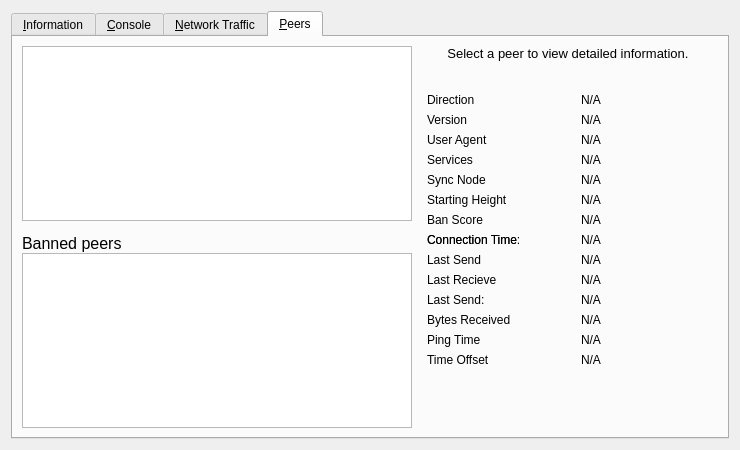
MinuteManReserve/mmr-core, file src/qt/forms/rpcconsole.ui: the form before one commit.
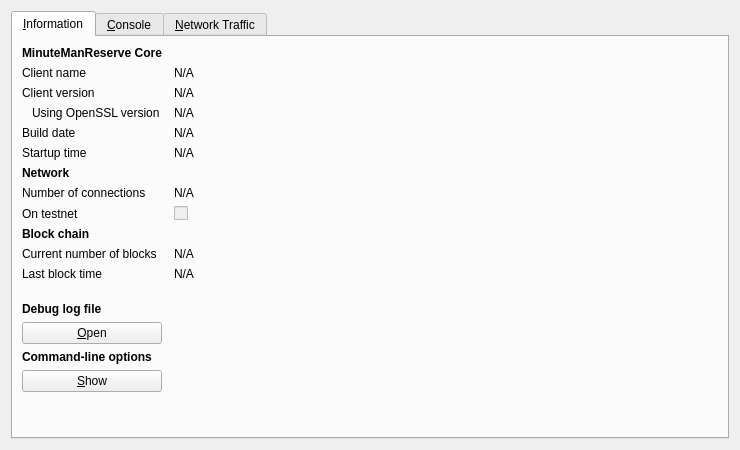
The form after the commit. The open tabs and pages were chosen to show the change. Icons and pictures are not drawn. Custom widgets are drawn as their Qt base class.

The edit to the form file:
```diff
--- a/src/qt/forms/rpcconsole.ui
+++ b/src/qt/forms/rpcconsole.ui
@@ -1,7 +1,7 @@
 <?xml version="1.0" encoding="UTF-8"?>
 <ui version="4.0">
  <class>RPCConsole</class>
- <widget class="QWidget" name="RPCConsole">
+ <widget class="QDialog" name="RPCConsole">
   <property name="geometry">
    <rect>
     <x>0</x>
@@ -36,7 +36,7 @@
           </font>
          </property>
          <property name="text">
-          <string>General</string>
+          <string>MinuteManReserve Core</string>
          </property>
         </widget>
        </item>
@@ -172,14 +172,14 @@
         </widget>
        </item>
        <item row="7" column="0">
-        <widget class="QLabel" name="label_8">
+        <widget class="QLabel" name="label_7">
          <property name="text">
-          <string>Name</string>
+          <string>Number of connections</string>
          </property>
         </widget>
        </item>
        <item row="7" column="1">
-        <widget class="QLabel" name="networkName">
+        <widget class="QLabel" name="numberOfConnections">
          <property name="cursor">
           <cursorShape>IBeamCursor</cursorShape>
          </property>
@@ -195,43 +195,23 @@
         </widget>
        </item>
        <item row="8" column="0">
-        <widget class="QLabel" name="masternodeCountLabel">
+        <widget class="QLabel" name="label_8">
          <property name="text">
-          <string>Number of Masternodes</string>
+          <string>On testnet</string>
          </property>
         </widget>
        </item>
        <item row="8" column="1">
-        <widget class="QLabel" name="masternodeCount">
+        <widget class="QCheckBox" name="isTestNet">
+         <property name="enabled">
+          <bool>false</bool>
+         </property>
          <property name="text">
-          <string>N/A</string>
+          <string/>
          </property>
         </widget>
        </item>
        <item row="9" column="0">
-        <widget class="QLabel" name="label_7">
-         <property name="text">
-          <string>Number of connections</string>
-         </property>
-        </widget>
-       </item>
-       <item row="9" column="1">
-        <widget class="QLabel" name="numberOfConnections">
-         <property name="cursor">
-          <cursorShape>IBeamCursor</cursorShape>
-         </property>
-         <property name="text">
-          <string>N/A</string>
-         </property>
-         <property name="textFormat">
-          <enum>Qt::PlainText</enum>
-         </property>
-         <property name="textInteractionFlags">
-          <set>Qt::LinksAccessibleByMouse|Qt::TextSelectableByKeyboard|Qt::TextSelectableByMouse</set>
-         </property>
-        </widget>
-       </item>
-       <item row="10" column="0">
         <widget class="QLabel" name="label_10">
          <property name="font">
           <font>
@@ -244,14 +224,14 @@
          </property>
         </widget>
        </item>
-       <item row="11" column="0">
+       <item row="10" column="0">
         <widget class="QLabel" name="label_3">
          <property name="text">
           <string>Current number of blocks</string>
          </property>
         </widget>
        </item>
-       <item row="11" column="1">
+       <item row="10" column="1">
         <widget class="QLabel" name="numberOfBlocks">
          <property name="cursor">
           <cursorShape>IBeamCursor</cursorShape>
@@ -267,14 +247,14 @@
          </property>
         </widget>
        </item>
-       <item row="12" column="0">
+       <item row="11" column="0">
         <widget class="QLabel" name="label_2">
          <property name="text">
           <string>Last block time</string>
          </property>
         </widget>
        </item>
-       <item row="12" column="1">
+       <item row="11" column="1">
         <widget class="QLabel" name="lastBlockTime">
          <property name="cursor">
           <cursorShape>IBeamCursor</cursorShape>
@@ -290,7 +270,7 @@
          </property>
         </widget>
        </item>
-       <item row="13" column="0">
+       <item row="12" column="0">
         <spacer name="verticalSpacer_2">
          <property name="orientation">
           <enum>Qt::Vertical</enum>
@@ -303,7 +283,7 @@
          </property>
         </spacer>
        </item>
-       <item row="14" column="0">
+       <item row="13" column="0">
         <widget class="QLabel" name="labelDebugLogfile">
          <property name="font">
           <font>
@@ -316,7 +296,7 @@
          </property>
         </widget>
        </item>
-       <item row="15" column="0">
+       <item row="14" column="0">
         <widget class="QPushButton" name="openDebugLogfileButton">
          <property name="toolTip">
           <string>Open the MMR debug log file from the current data directory. This can take a few seconds for large log files.</string>
@@ -329,7 +309,33 @@
          </property>
         </widget>
        </item>
+       <item row="15" column="0">
+        <widget class="QLabel" name="labelCLOptions">
+         <property name="font">
+          <font>
+           <weight>75</weight>
+           <bold>true</bold>
+          </font>
+         </property>
+         <property name="text">
+          <string>Command-line options</string>
+         </property>
+        </widget>
+       </item>
        <item row="16" column="0">
+        <widget class="QPushButton" name="showCLOptionsButton">
+         <property name="toolTip">
+          <string>Show the MinuteManReserve-Qt help message to get a list with possible MinuteManReserve command-line options.</string>
+         </property>
+         <property name="text">
+          <string>&amp;Show</string>
+         </property>
+         <property name="autoDefault">
+          <bool>false</bool>
+         </property>
+        </widget>
+       </item>
+       <item row="17" column="0">
         <spacer name="verticalSpacer">
          <property name="orientation">
           <enum>Qt::Vertical</enum>
@@ -666,484 +672,6 @@
        </item>
       </layout>
      </widget>
-     <widget class="QWidget" name="tab_peers">
-      <attribute name="title">
-       <string>&amp;Peers</string>
-      </attribute>
-      <layout class="QGridLayout" name="gridLayout_2">
-       <item row="0" column="0" rowspan="2">
-        <layout class="QVBoxLayout" name="verticalLayout_101">
-         <property name="spacing">
-          <number>0</number>
-         </property>
-         <item>
-          <widget class="QTableView" name="peerWidget">
-           <property name="horizontalScrollBarPolicy">
-            <enum>Qt::ScrollBarAsNeeded</enum>
-           </property>
-           <property name="sortingEnabled">
-            <bool>true</bool>
-           </property>
-           <attribute name="horizontalHeaderHighlightSections">
-            <bool>false</bool>
-           </attribute>
-          </widget>
-         </item>
-         <item>
-          <widget class="QLabel" name="banHeading">
-           <property name="sizePolicy">
-            <sizepolicy hsizetype="Preferred" vsizetype="Minimum">
-             <horstretch>0</horstretch>
-             <verstretch>0</verstretch>
-            </sizepolicy>
-           </property>
-           <property name="minimumSize">
-            <size>
-             <width>300</width>
-             <height>32</height>
-            </size>
-           </property>
-           <property name="maximumSize">
-            <size>
-             <width>16777215</width>
-             <height>32</height>
-            </size>
-           </property>
-           <property name="font">
-            <font>
-             <pointsize>12</pointsize>
-            </font>
-           </property>
-           <property name="cursor">
-            <cursorShape>IBeamCursor</cursorShape>
-           </property>
-           <property name="text">
-            <string>Banned peers</string>
-           </property>
-           <property name="alignment">
-            <set>Qt::AlignBottom|Qt::AlignLeading|Qt::AlignLeft</set>
-           </property>
-           <property name="wordWrap">
-            <bool>true</bool>
-           </property>
-           <property name="textInteractionFlags">
-            <set>Qt::NoTextInteraction</set>
-           </property>
-          </widget>
-         </item>
-         <item>
-          <widget class="QTableView" name="banlistWidget">
-           <property name="sizePolicy">
-            <sizepolicy hsizetype="Expanding" vsizetype="Expanding">
-             <horstretch>0</horstretch>
-             <verstretch>0</verstretch>
-            </sizepolicy>
-           </property>
-           <property name="horizontalScrollBarPolicy">
-            <enum>Qt::ScrollBarAsNeeded</enum>
-           </property>
-           <property name="sortingEnabled">
-            <bool>true</bool>
-           </property>
-           <attribute name="horizontalHeaderHighlightSections">
-            <bool>false</bool>
-           </attribute>
-          </widget>
-         </item>
-        </layout>
-       </item>
-       <item row="0" column="1">
-        <widget class="QLabel" name="peerHeading">
-         <property name="sizePolicy">
-          <sizepolicy hsizetype="Preferred" vsizetype="Minimum">
-           <horstretch>0</horstretch>
-           <verstretch>0</verstretch>
-          </sizepolicy>
-         </property>
-         <property name="minimumSize">
-          <size>
-           <width>300</width>
-           <height>32</height>
-          </size>
-         </property>
-         <property name="font">
-          <font>
-           <pointsize>10</pointsize>
-          </font>
-         </property>
-         <property name="cursor">
-          <cursorShape>IBeamCursor</cursorShape>
-         </property>
-         <property name="text">
-          <string>Select a peer to view detailed information.</string>
-         </property>
-         <property name="alignment">
-          <set>Qt::AlignHCenter|Qt::AlignTop</set>
-         </property>
-         <property name="wordWrap">
-          <bool>true</bool>
-         </property>
-         <property name="textInteractionFlags">
-          <set>Qt::LinksAccessibleByMouse|Qt::TextSelectableByKeyboard|Qt::TextSelectableByMouse</set>
-         </property>
-        </widget>
-       </item>
-       <item row="1" column="1">
-        <widget class="QWidget" name="detailWidget" native="true">
-         <property name="minimumSize">
-          <size>
-           <width>300</width>
-           <height>0</height>
-          </size>
-         </property>
-         <layout class="QGridLayout" name="gridLayout_3">
-          <item row="0" column="0">
-           <widget class="QLabel" name="label_23">
-            <property name="text">
-             <string>Direction</string>
-            </property>
-           </widget>
-          </item>
-          <item row="0" column="2">
-           <widget class="QLabel" name="peerDirection">
-            <property name="cursor">
-             <cursorShape>IBeamCursor</cursorShape>
-            </property>
-            <property name="text">
-             <string>N/A</string>
-            </property>
-            <property name="textFormat">
-             <enum>Qt::PlainText</enum>
-            </property>
-            <property name="textInteractionFlags">
-             <set>Qt::LinksAccessibleByMouse|Qt::TextSelectableByKeyboard|Qt::TextSelectableByMouse</set>
-            </property>
-           </widget>
-          </item>
-          <item row="1" column="0">
-           <widget class="QLabel" name="label_21">
-            <property name="text">
-             <string>Version</string>
-            </property>
-           </widget>
-          </item>
-          <item row="2" column="0">
-           <widget class="QLabel" name="label_28">
-            <property name="cursor">
-             <cursorShape>IBeamCursor</cursorShape>
-            </property>
-            <property name="text">
-             <string>User Agent</string>
-            </property>
-            <property name="textFormat">
-             <enum>Qt::PlainText</enum>
-            </property>
-            <property name="textInteractionFlags">
-             <set>Qt::LinksAccessibleByMouse|Qt::TextSelectableByKeyboard|Qt::TextSelectableByMouse</set>
-            </property>
-           </widget>
-          </item>
-          <item row="2" column="2">
-           <widget class="QLabel" name="peerSubversion">
-            <property name="cursor">
-             <cursorShape>IBeamCursor</cursorShape>
-            </property>
-            <property name="text">
-             <string>N/A</string>
-            </property>
-            <property name="textFormat">
-             <enum>Qt::PlainText</enum>
-            </property>
-            <property name="textInteractionFlags">
-             <set>Qt::LinksAccessibleByMouse|Qt::TextSelectableByKeyboard|Qt::TextSelectableByMouse</set>
-            </property>
-           </widget>
-          </item>
-          <item row="3" column="0">
-           <widget class="QLabel" name="label_4">
-            <property name="text">
-             <string>Services</string>
-            </property>
-           </widget>
-          </item>
-          <item row="3" column="2">
-           <widget class="QLabel" name="peerServices">
-            <property name="cursor">
-             <cursorShape>IBeamCursor</cursorShape>
-            </property>
-            <property name="text">
-             <string>N/A</string>
-            </property>
-            <property name="textFormat">
-             <enum>Qt::PlainText</enum>
-            </property>
-            <property name="textInteractionFlags">
-             <set>Qt::LinksAccessibleByMouse|Qt::TextSelectableByKeyboard|Qt::TextSelectableByMouse</set>
-            </property>
-           </widget>
-          </item>
-          <item row="8" column="0">
-           <widget class="QLabel" name="label_22">
-            <property name="text">
-             <string>Connection Time:</string>
-            </property>
-           </widget>
-          </item>
-          <item row="4" column="0">
-           <widget class="QLabel" name="label_25">
-            <property name="text">
-             <string>Sync Node</string>
-            </property>
-           </widget>
-          </item>
-          <item row="4" column="2">
-           <widget class="QLabel" name="peerSyncNode">
-            <property name="cursor">
-             <cursorShape>IBeamCursor</cursorShape>
-            </property>
-            <property name="text">
-             <string>N/A</string>
-            </property>
-            <property name="textFormat">
-             <enum>Qt::PlainText</enum>
-            </property>
-            <property name="textInteractionFlags">
-             <set>Qt::LinksAccessibleByMouse|Qt::TextSelectableByKeyboard|Qt::TextSelectableByMouse</set>
-            </property>
-           </widget>
-          </item>
-          <item row="5" column="0">
-           <widget class="QLabel" name="label_29">
-            <property name="text">
-             <string>Starting Height</string>
-            </property>
-           </widget>
-          </item>
-          <item row="5" column="2">
-           <widget class="QLabel" name="peerHeight">
-            <property name="cursor">
-             <cursorShape>IBeamCursor</cursorShape>
-            </property>
-            <property name="text">
-             <string>N/A</string>
-            </property>
-            <property name="textFormat">
-             <enum>Qt::PlainText</enum>
-            </property>
-            <property name="textInteractionFlags">
-             <set>Qt::LinksAccessibleByMouse|Qt::TextSelectableByKeyboard|Qt::TextSelectableByMouse</set>
-            </property>
-           </widget>
-          </item>
-          <item row="7" column="0">
-           <widget class="QLabel" name="label_24">
-            <property name="text">
-             <string>Ban Score</string>
-            </property>
-           </widget>
-          </item>
-          <item row="7" column="2">
-           <widget class="QLabel" name="peerBanScore">
-            <property name="cursor">
-             <cursorShape>IBeamCursor</cursorShape>
-            </property>
-            <property name="text">
-             <string>N/A</string>
-            </property>
-            <property name="textFormat">
-             <enum>Qt::PlainText</enum>
-            </property>
-            <property name="textInteractionFlags">
-             <set>Qt::LinksAccessibleByMouse|Qt::TextSelectableByKeyboard|Qt::TextSelectableByMouse</set>
-            </property>
-           </widget>
-          </item>
-          <item row="8" column="0">
-           <widget class="QLabel" name="connectionTime">
-            <property name="text">
-             <string>Connection Time</string>
-            </property>
-           </widget>
-          </item>
-          <item row="8" column="2">
-           <widget class="QLabel" name="peerConnTime">
-            <property name="cursor">
-             <cursorShape>IBeamCursor</cursorShape>
-            </property>
-            <property name="text">
-             <string>N/A</string>
-            </property>
-            <property name="textFormat">
-             <enum>Qt::PlainText</enum>
-            </property>
-            <property name="textInteractionFlags">
-             <set>Qt::LinksAccessibleByMouse|Qt::TextSelectableByKeyboard|Qt::TextSelectableByMouse</set>
-            </property>
-           </widget>
-          </item>
-          <item row="9" column="0">
-           <widget class="QLabel" name="label_15">
-            <property name="text">
-             <string>Last Send</string>
-            </property>
-           </widget>
-          </item>
-          <item row="9" column="2">
-           <widget class="QLabel" name="peerLastSend">
-            <property name="cursor">
-             <cursorShape>IBeamCursor</cursorShape>
-            </property>
-            <property name="text">
-             <string>N/A</string>
-            </property>
-            <property name="textFormat">
-             <enum>Qt::PlainText</enum>
-            </property>
-            <property name="textInteractionFlags">
-             <set>Qt::LinksAccessibleByMouse|Qt::TextSelectableByKeyboard|Qt::TextSelectableByMouse</set>
-            </property>
-           </widget>
-          </item>
-          <item row="10" column="0">
-           <widget class="QLabel" name="label_19">
-            <property name="text">
-             <string>Last Recieve</string>
-            </property>
-           </widget>
-          </item>
-          <item row="10" column="2">
-           <widget class="QLabel" name="peerLastRecv">
-            <property name="cursor">
-             <cursorShape>IBeamCursor</cursorShape>
-            </property>
-            <property name="text">
-             <string>N/A</string>
-            </property>
-            <property name="textFormat">
-             <enum>Qt::PlainText</enum>
-            </property>
-            <property name="textInteractionFlags">
-             <set>Qt::LinksAccessibleByMouse|Qt::TextSelectableByKeyboard|Qt::TextSelectableByMouse</set>
-            </property>
-           </widget>
-          </item>
-          <item row="11" column="0">
-           <widget class="QLabel" name="label_18">
-            <property name="text">
-             <string>Last Send:</string>
-            </property>
-           </widget>
-          </item>
-          <item row="11" column="2">
-           <widget class="QLabel" name="peerBytesSent">
-            <property name="cursor">
-             <cursorShape>IBeamCursor</cursorShape>
-            </property>
-            <property name="text">
-             <string>N/A</string>
-            </property>
-            <property name="textFormat">
-             <enum>Qt::PlainText</enum>
-            </property>
-            <property name="textInteractionFlags">
-             <set>Qt::LinksAccessibleByMouse|Qt::TextSelectableByKeyboard|Qt::TextSelectableByMouse</set>
-            </property>
-           </widget>
-          </item>
-          <item row="12" column="0">
-           <widget class="QLabel" name="label_20">
-            <property name="text">
-             <string>Bytes Received</string>
-            </property>
-           </widget>
-          </item>
-          <item row="12" column="2">
-           <widget class="QLabel" name="peerBytesRecv">
-            <property name="cursor">
-             <cursorShape>IBeamCursor</cursorShape>
-            </property>
-            <property name="text">
-             <string>N/A</string>
-            </property>
-            <property name="textFormat">
-             <enum>Qt::PlainText</enum>
-            </property>
-            <property name="textInteractionFlags">
-             <set>Qt::LinksAccessibleByMouse|Qt::TextSelectableByKeyboard|Qt::TextSelectableByMouse</set>
-            </property>
-           </widget>
-          </item>
-          <item row="13" column="0">
-           <widget class="QLabel" name="label_26">
-            <property name="text">
-             <string>Ping Time</string>
-            </property>
-           </widget>
-          </item>
-          <item row="13" column="2">
-           <widget class="QLabel" name="peerPingTime">
-            <property name="cursor">
-             <cursorShape>IBeamCursor</cursorShape>
-            </property>
-            <property name="text">
-             <string>N/A</string>
-            </property>
-            <property name="textFormat">
-             <enum>Qt::PlainText</enum>
-            </property>
-            <property name="textInteractionFlags">
-             <set>Qt::LinksAccessibleByMouse|Qt::TextSelectableByKeyboard|Qt::TextSelectableByMouse</set>
-            </property>
-           </widget>
-          </item>
-          <item row="14" column="0">
-           <widget class="QLabel" name="label_timeoffset">
-            <property name="text">
-             <string>Time Offset</string>
-            </property>
-           </widget>
-          </item>
-          <item row="14" column="2">
-           <widget class="QLabel" name="timeoffset">
-            <property name="cursor">
-             <cursorShape>IBeamCursor</cursorShape>
-            </property>
-            <property name="text">
-             <string>N/A</string>
-            </property>
-            <property name="textFormat">
-             <enum>Qt::PlainText</enum>
-            </property>
-            <property name="textInteractionFlags">
-             <set>Qt::LinksAccessibleByMouse|Qt::TextSelectableByKeyboard|Qt::TextSelectableByMouse</set>
-            </property>
-           </widget>
-          </item>
-          <item row="15" column="1">
-           <spacer name="verticalSpacer_3">
-            <property name="orientation">
-             <enum>Qt::Vertical</enum>
-            </property>
-            <property name="sizeHint" stdset="0">
-             <size>
-              <width>20</width>
-              <height>40</height>
-             </size>
-            </property>
-           </spacer>
-          </item>
-          <item row="1" column="2">
-           <widget class="QLabel" name="peerVersion">
-            <property name="text">
-             <string>N/A</string>
-            </property>
-           </widget>
-          </item>
-         </layout>
-        </widget>
-       </item>
-      </layout>
-     </widget>
     </widget>
    </item>
   </layout>
```
Left out of the diff: 6 changed lines with no effect on the pictures.
